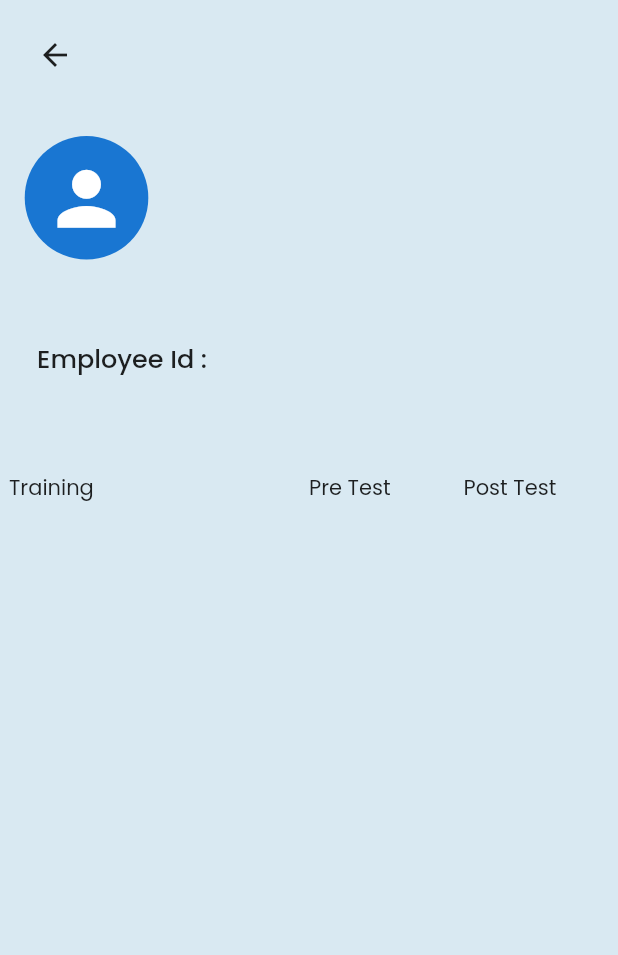
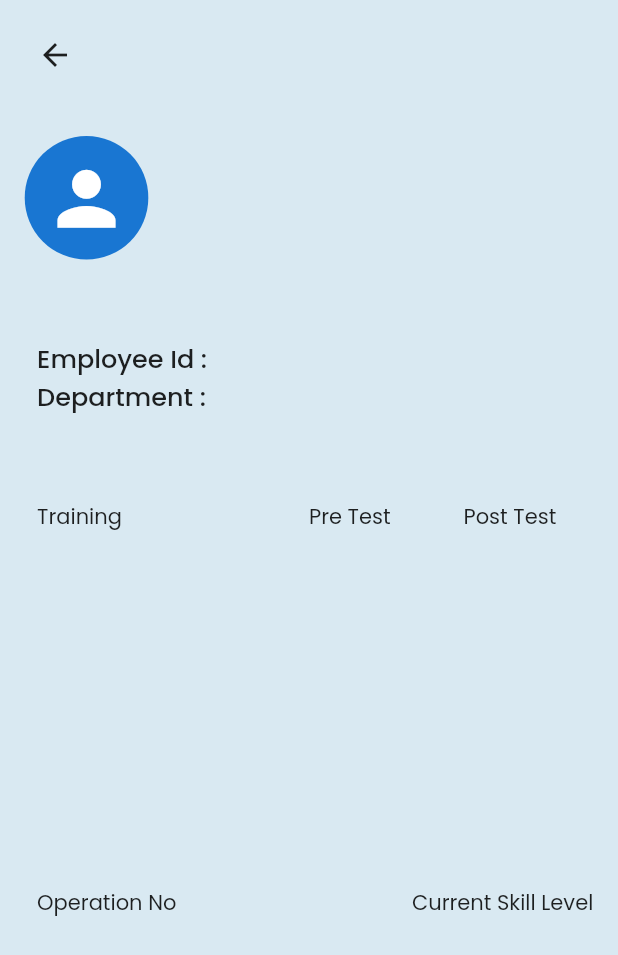
Before and after one commit to rachanaravindan/ashok_leyland_project_3, a Flutter app: the traineeProfile screen opened directly with empty values, on a phone screen of 412 x 824 dp. Shown: the top 955 px of the screen. Run offline on Flutter 3.47's test engine with Material 2 defaults, Android fonts, the light colour scheme and no system bars; our stand-ins replace animated_splash_screen, cloud_firestore, csv, double_back_to_close_app, firebase_auth, firebase_core and 12 more; missing offline and left inert: ext_storage, open_mail_app, syncfusion_flutter_xlsio; accounts and stored records are empty.

Commit message:
Hopefully its the final commit /sharan

```diff
--- a/lib/models/card.dart
+++ b/lib/models/card.dart
@@ -85,7 +85,7 @@ Widget buildCard(BuildContext context, DocumentSnapshot document) {
           Center(
             child: Expanded(
                 child: Padding(
-              padding: const EdgeInsets.all(8.0),
+              padding: const EdgeInsets.all(10.0),
               child: CircleAvatar(
                 child: Icon(Icons.person),
               ),
@@ -94,7 +94,7 @@ Widget buildCard(BuildContext context, DocumentSnapshot document) {
           Expanded(
               flex: 1,
               child: Padding(
-                padding: EdgeInsets.fromLTRB(5.w, 0, 0, 1.2.h),
+                padding: EdgeInsets.fromLTRB(6.w, 0, 0, 1.2.h),
                 child: SingleChildScrollView(
                   scrollDirection: Axis.horizontal,
                   child: Text(
--- a/lib/screens/trainee_profile.dart
+++ b/lib/screens/trainee_profile.dart
@@ -233,9 +233,18 @@ class _traineeProfileState extends State<traineeProfile> {
                   Container(
                     padding: EdgeInsets.only(left: 3.h, top: 1.h),
                     alignment: Alignment.topLeft,
-                    child: Text(
-                      'Employee Id :  ' + widget.traineeID,
-                      style: Constants.ListItemSubHeading,
+                    child: Column(
+                      crossAxisAlignment: CrossAxisAlignment.start,
+                      children: [
+                        Text(
+                          'Employee Id :  ' + widget.traineeID,
+                          style: Constants.ListItemSubHeading,
+                        ),
+                        Text(
+                          'Department :  ' + widget.department??"Not Allocated",
+                          style: Constants.ListItemSubHeading,
+                        ),
+                      ],
                     ),
                   ),
                   // Container(
@@ -256,7 +265,7 @@ class _traineeProfileState extends State<traineeProfile> {
                       Expanded(
                           flex: 2,
                           child: Padding(
-                            padding: const EdgeInsets.all(6),
+                            padding:  EdgeInsets.only(left:6.w),
                             child: Text('Training'),
                           )),
                       Expanded(child: Text('Pre Test')),
@@ -342,6 +351,18 @@ class _traineeProfileState extends State<traineeProfile> {
                   SizedBox(
                     height: 3.h,
                   ),
+                  Row(
+                    // mainAxisAlignment: MainAxisAlignment.spaceBetween,
+                    children: [
+                      Expanded(
+                          flex: 2,
+                          child: Padding(
+                            padding: EdgeInsets.only(left: 6.w),
+                            child: Text('Operation No'),
+                          )),
+                      Expanded(child: Text('Current Skill Level')),
+                    ],
+                  ),
                   Expanded(
                     child: StreamBuilder<QuerySnapshot>(
                       stream: _levelStream,
@@ -362,6 +383,7 @@ class _traineeProfileState extends State<traineeProfile> {
                             Map<String, dynamic> data =
                                 document.data() as Map<String, dynamic>;
                             return Card(
+                              color: Colors.yellow[400],
                               shape: BeveledRectangleBorder(
                                 borderRadius: BorderRadius.circular(0.8.h),
                               ),
```
Also changed, not shown: lib/screens/otjtQuery.dart (+19 -6 lines), lib/screens/promotion.dart (+22 -12 lines).
